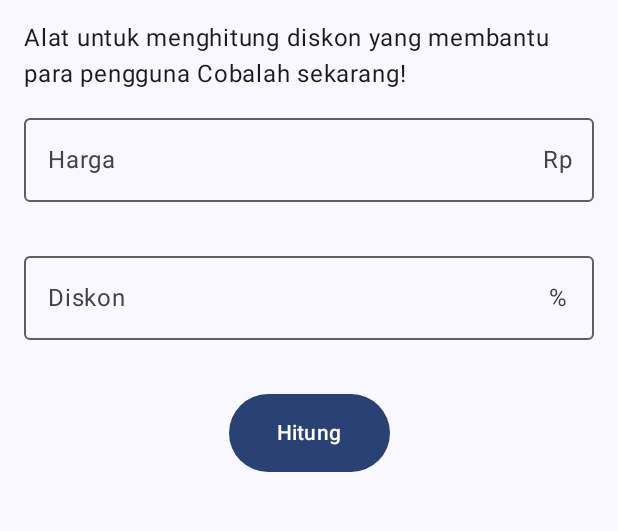
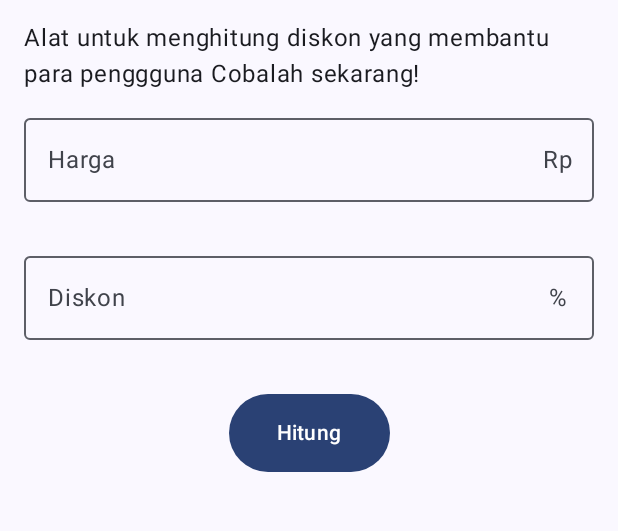
Before and after one commit to BebSkyy/FairuzDienNugroho, an Android app built with Jetpack Compose: the MainHome screen opened through its navigation route, on a phone screen of 412 x 824 dp, the part 96-627 px from its top. Run offline under Robolectric (Android 15) with nearby library versions, the phone set to English and light mode, and no system bars.

Commit message:
Assessment 1 Mobpro

```diff
--- a/app/src/main/res/values/strings.xml
+++ b/app/src/main/res/values/strings.xml
@@ -2,7 +2,7 @@
     <string name="app_menu">Menu</string>
     <string name="gambar">Gambar %1$s</string>
     <string name="nama_aplikasi">Aplikasi Penghitung Diskon</string>
-    <string name="diskon_intro">Alat untuk menghitung diskon yang membantu para pengguna Cobalah sekarang!</string>
+    <string name="diskon_intro">Alat untuk menghitung diskon yang membantu para penggguna  Cobalah sekarang!</string>
     <string name="harga">Harga</string>
     <string name="diskon">Diskon</string>
     <string name="hitung">Hitung</string>
```
